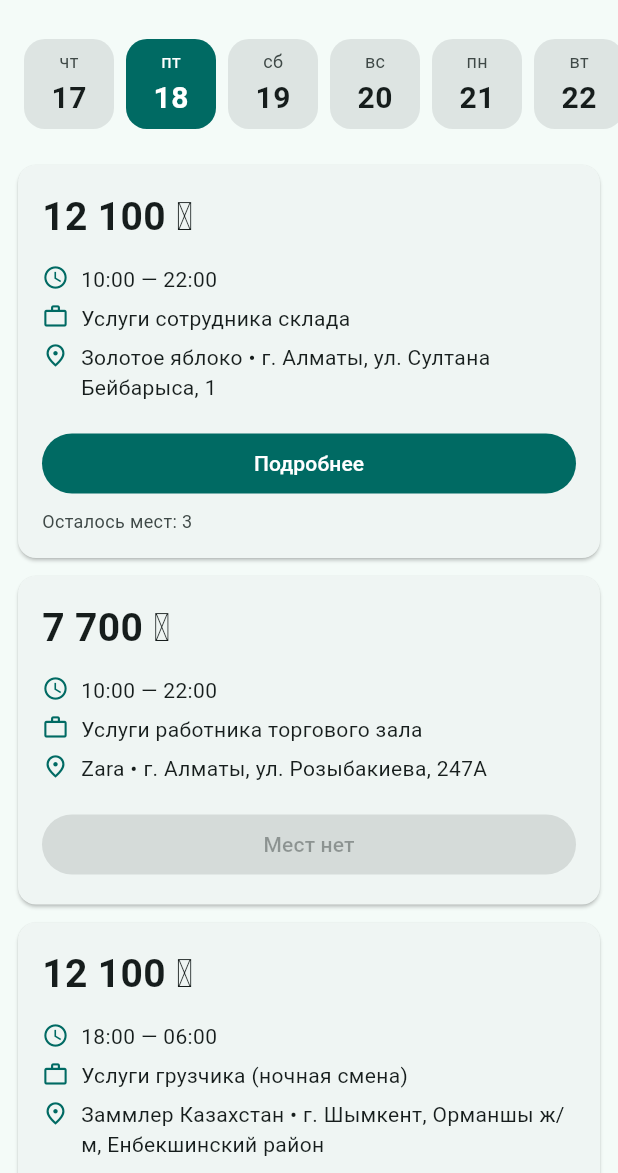
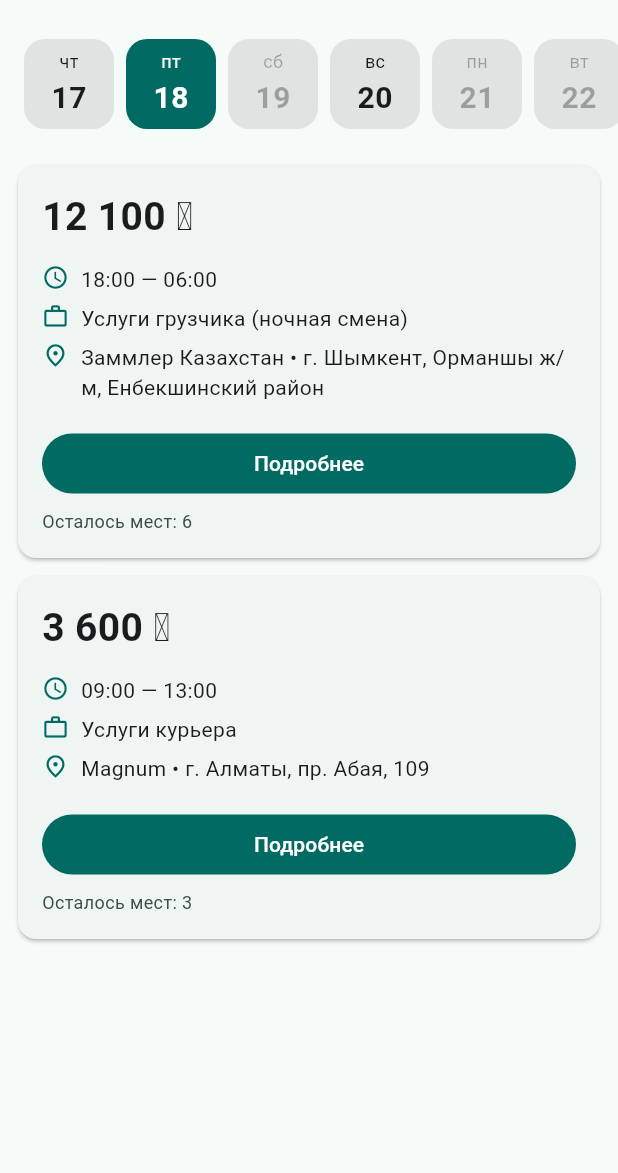
Before and after one commit to kiray228/fastwork, a Flutter app: the screen it shows after launch, after a tap on "пт", on a phone screen of 412 x 824 dp, the part 63-1236 px from its top. Run offline on Flutter 3.47's test engine with Material 3 defaults, Android fonts, the phone set to English and light mode, and no system bars.

Commit message:
Filter the shift list by the selected date
Give each shift a work date and show only the ones for the day picked in
the strip, dim days that have no shifts the way the reference app does,
and show an explanatory empty state instead of a blank list. Cover the
day comparison with tests.

Co-Authored-By: Claude Opus 5 <noreply@anthropic.com>
Claude-Session: https://claude.ai/code/session_01WGuugw2cK3r5kj94uGW1mE

```diff
--- a/lib/main.dart
+++ b/lib/main.dart
@@ -11,6 +11,7 @@ void main() {
 // ---------------------------------------------------------------------------
 
 class Shift {
+  final DateTime workDate; // в какой день смена
   final String title; // «Услуги грузчика»
   final String company; // «Заммлер Казахстан»
   final String address; // адрес точки
@@ -22,6 +23,7 @@ class Shift {
   final int workersHired; // сколько уже набрано
 
   const Shift({
+    required this.workDate,
     required this.title,
     required this.company,
     required this.address,
@@ -52,8 +54,17 @@ class Shift {
 }
 
 /// Выдуманные данные — те самые смены, что мы видели в прототипе.
-const demoShifts = <Shift>[
+///
+/// Даты считаем от сегодняшнего дня, чтобы список всегда был актуальным.
+/// Поэтому это функция, а не константа: `DateTime.now()` нельзя вычислить
+/// заранее, на этапе компиляции.
+List<Shift> buildDemoShifts() {
+  final today = DateTime.now();
+  DateTime day(int plus) => DateTime(today.year, today.month, today.day + plus);
+
+  return [
     Shift(
+      workDate: day(0),
       title: 'Услуги сотрудника склада',
       company: 'Золотое яблоко',
       address: 'г. Алматы, ул. Султана Бейбарыса, 1',
@@ -64,26 +75,55 @@ const demoShifts = <Shift>[
       workersHired: 2,
     ),
     Shift(
+      workDate: day(0),
       title: 'Услуги работника торгового зала',
       company: 'Zara',
       address: 'г. Алматы, ул. Розыбакиева, 247А',
-    startMinutes: 600, // 10:00
-    endMinutes: 1320, // 22:00
+      startMinutes: 600,
+      endMinutes: 1320,
       hourlyRate: 70000, // 700 ₸
       workersNeeded: 3,
       workersHired: 3, // мест нет
     ),
     Shift(
+      workDate: day(1),
       title: 'Услуги грузчика (ночная смена)',
       company: 'Заммлер Казахстан',
       address: 'г. Шымкент, Орманшы ж/м, Енбекшинский район',
       startMinutes: 1080, // 18:00
       endMinutes: 360, // 06:00 следующего дня
-    hourlyRate: 110000, // 1100 ₸
+      hourlyRate: 110000,
       workersNeeded: 10,
       workersHired: 4,
     ),
+    Shift(
+      workDate: day(1),
+      title: 'Услуги курьера',
+      company: 'Magnum',
+      address: 'г. Алматы, пр. Абая, 109',
+      startMinutes: 540, // 09:00
+      endMinutes: 780, // 13:00 — короткая, без обеда
+      hourlyRate: 90000, // 900 ₸
+      workersNeeded: 4,
+      workersHired: 1,
+    ),
+    Shift(
+      workDate: day(3),
+      title: 'Услуги промоутера',
+      company: 'Sinsay',
+      address: 'г. Шымкент, ТРЦ Mega Planet',
+      startMinutes: 660, // 11:00
+      endMinutes: 1140, // 19:00
+      hourlyRate: 80000, // 800 ₸
+      workersNeeded: 2,
+      workersHired: 0,
+    ),
   ];
+}
+
+/// Один ли это день? Время суток нас не интересует, только дата.
+bool isSameDay(DateTime a, DateTime b) =>
+    a.year == b.year && a.month == b.month && a.day == b.day;
 
 // ---------------------------------------------------------------------------
 // ФОРМАТИРОВАНИЕ
@@ -138,11 +178,43 @@ class ShiftsPage extends StatefulWidget {
 }
 
 class _ShiftsPageState extends State<ShiftsPage> {
+  /// Все смены, какие есть. Загружаем один раз при открытии экрана.
+  late final List<Shift> allShifts;
+
+  /// Сегодняшняя дата без времени. Считаем один раз, чтобы она не «поехала»,
+  /// если пользователь задержится в приложении до полуночи.
+  late final DateTime today;
+
   /// Какой день выбран. 0 — сегодня, 1 — завтра и так далее.
   int selectedDay = 0;
 
   @override
+  void initState() {
+    super.initState();
+    final now = DateTime.now();
+    today = DateTime(now.year, now.month, now.day);
+    allShifts = buildDemoShifts();
+  }
+
+  /// Дата, которая сейчас выбрана в полосе.
+  DateTime dayAt(int index) =>
+      DateTime(today.year, today.month, today.day + index);
+
+  /// Смены только на выбранный день. Вот она — фильтрация.
+  /// `where` оставляет из списка те элементы, для которых условие истинно.
+  List<Shift> get visibleShifts => allShifts
+      .where((shift) => isSameDay(shift.workDate, dayAt(selectedDay)))
+      .toList();
+
+  /// Есть ли смены в этот день. Нужно, чтобы приглушить пустые даты —
+  /// ровно так же, как это сделано в прототипе.
+  bool hasShiftsOn(DateTime date) =>
+      allShifts.any((shift) => isSameDay(shift.workDate, date));
+
+  @override
   Widget build(BuildContext context) {
+    final shifts = visibleShifts;
+
     return Scaffold(
       appBar: AppBar(
         title: const Text('fastwork'),
@@ -151,18 +223,51 @@ class _ShiftsPageState extends State<ShiftsPage> {
       body: Column(
         children: [
           _DateStrip(
+            today: today,
             selectedDay: selectedDay,
+            hasShiftsOn: hasShiftsOn,
             // Когда пользователь нажал на дату — запоминаем её и просим
             // Flutter перерисовать экран. Это и есть «состояние экрана».
             onDaySelected: (day) => setState(() => selectedDay = day),
           ),
           Expanded(
-            child: ListView.builder(
+            child: shifts.isEmpty
+                ? const _EmptyState()
+                : ListView.builder(
                     padding: const EdgeInsets.all(12),
-              itemCount: demoShifts.length,
+                    itemCount: shifts.length,
                     itemBuilder: (context, index) =>
-                  _ShiftCard(shift: demoShifts[index]),
+                        _ShiftCard(shift: shifts[index]),
                   ),
+          ),
+        ],
+      ),
+    );
+  }
+}
+
+/// Что показать, когда на выбранный день смен нет.
+/// Пустой экран без объяснения выглядит как сломанное приложение.
+class _EmptyState extends StatelessWidget {
+  const _EmptyState();
+
+  @override
+  Widget build(BuildContext context) {
+    final colors = Theme.of(context).colorScheme;
+    return Center(
+      child: Column(
+        mainAxisSize: MainAxisSize.min,
+        children: [
+          Icon(Icons.event_busy, size: 64, color: colors.outline),
+          const SizedBox(height: 16),
+          const Text(
+            'На этот день смен нет',
+            style: TextStyle(fontSize: 18, fontWeight: FontWeight.bold),
+          ),
+          const SizedBox(height: 6),
+          Text(
+            'Выберите другую дату',
+            style: TextStyle(color: colors.onSurfaceVariant),
           ),
         ],
       ),
@@ -172,17 +277,23 @@ class _ShiftsPageState extends State<ShiftsPage> {
 
 /// Горизонтальная полоса дат.
 class _DateStrip extends StatelessWidget {
+  final DateTime today;
   final int selectedDay;
   final ValueChanged<int> onDaySelected;
+  final bool Function(DateTime) hasShiftsOn;
 
-  const _DateStrip({required this.selectedDay, required this.onDaySelected});
+  const _DateStrip({
+    required this.today,
+    required this.selectedDay,
+    required this.onDaySelected,
+    required this.hasShiftsOn,
+  });
 
   static const _weekdays = ['пн', 'вт', 'ср', 'чт', 'пт', 'сб', 'вс'];
 
   @override
   Widget build(BuildContext context) {
     final colors = Theme.of(context).colorScheme;
-    final today = DateTime.now();
 
     return SizedBox(
       height: 84,
@@ -191,8 +302,17 @@ class _DateStrip extends StatelessWidget {
         padding: const EdgeInsets.symmetric(horizontal: 12),
         itemCount: 14,
         itemBuilder: (context, index) {
-          final date = today.add(Duration(days: index));
+          final date = DateTime(today.year, today.month, today.day + index);
           final isSelected = index == selectedDay;
+          final hasShifts = hasShiftsOn(date);
+
+          // Цвет текста: выбранный день — белым, день без смен — бледным,
+          // обычный — основным.
+          final textColor = isSelected
+              ? colors.onPrimary
+              : hasShifts
+                  ? colors.onSurface
+                  : colors.onSurface.withValues(alpha: 0.35);
 
           return GestureDetector(
             onTap: () => onDaySelected(index),
@@ -200,7 +320,9 @@ class _DateStrip extends StatelessWidget {
               width: 60,
               margin: const EdgeInsets.symmetric(horizontal: 4, vertical: 12),
               decoration: BoxDecoration(
-                color: isSelected ? colors.primary : colors.surfaceContainerHighest,
+                color: isSelected
+                    ? colors.primary
+                    : colors.surfaceContainerHighest,
                 borderRadius: BorderRadius.circular(14),
               ),
               child: Column(
@@ -208,10 +330,7 @@ class _DateStrip extends StatelessWidget {
                 children: [
                   Text(
                     _weekdays[date.weekday - 1],
-                    style: TextStyle(
-                      fontSize: 12,
-                      color: isSelected ? colors.onPrimary : colors.onSurfaceVariant,
-                    ),
+                    style: TextStyle(fontSize: 12, color: textColor),
                   ),
                   const SizedBox(height: 2),
                   Text(
@@ -219,7 +338,7 @@ class _DateStrip extends StatelessWidget {
                     style: TextStyle(
                       fontSize: 20,
                       fontWeight: FontWeight.bold,
-                      color: isSelected ? colors.onPrimary : colors.onSurface,
+                      color: textColor,
                     ),
                   ),
                 ],
```
Also changed, not shown: 2 other files. Lines whose indentation alone changed are shown as unchanged.
